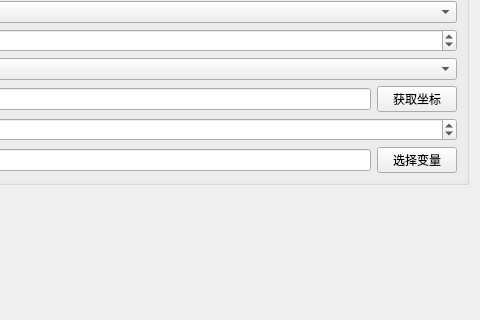
The window that instructions/键鼠/移动鼠标/移动鼠标.ui (714248411/AnClicker) describes before a commit, drawn with Qt 5; both pictures show x 200 to 680 and y 100 to 420 of the 680 by 700 pixel window.
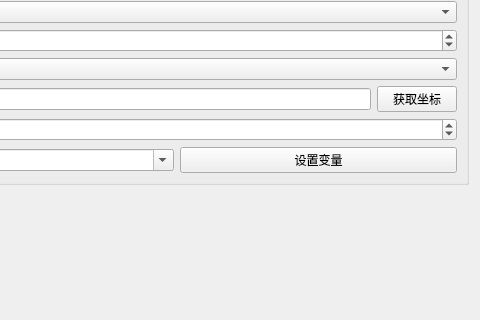
The same window after the commit.

The edit to the form file:
```diff
--- a/instructions/键鼠/移动鼠标/移动鼠标.ui
+++ b/instructions/键鼠/移动鼠标/移动鼠标.ui
@@ -9,7 +9,7 @@
 <item row="3" column="0"><widget class="QLabel" name="parameterLabel_3"><property name="text"><string>随机方式</string></property></widget></item><item row="3" column="1"><widget class="QComboBox" name="parameter_3"><item><property name="text"><string>类型1</string></property></item><item><property name="text"><string>类型2</string></property></item><property name="currentIndex"><number>0</number></property></widget></item>
 <item row="4" column="0"><widget class="QLabel" name="parameterLabel_4"><property name="text"><string>目标坐标 x,y</string></property></widget></item><item row="4" column="1"><widget class="QWidget" name="parameterContainer_4" native="true"><layout class="QHBoxLayout" name="parameterLayout_4"><property name="leftMargin"><number>0</number></property><property name="topMargin"><number>0</number></property><property name="rightMargin"><number>0</number></property><property name="bottomMargin"><number>0</number></property><item><widget class="QLineEdit" name="parameter_4"><property name="text"><string>0,0</string></property></widget></item><item><widget class="QPushButton" name="auxiliary_4"><property name="text"><string>获取坐标</string></property></widget></item></layout></widget></item>
 <item row="5" column="0"><widget class="QLabel" name="parameterLabel_5"><property name="text"><string>持续秒数</string></property></widget></item><item row="5" column="1"><widget class="QDoubleSpinBox" name="parameter_5"><property name="decimals"><number>4</number></property><property name="minimum"><double>0.000000</double></property><property name="maximum"><double>3600.000000</double></property><property name="value"><double>0.200000</double></property></widget></item>
-<item row="6" column="0"><widget class="QLabel" name="parameterLabel_6"><property name="text"><string>坐标变量</string></property></widget></item><item row="6" column="1"><widget class="QWidget" name="parameterContainer_6" native="true"><layout class="QHBoxLayout" name="parameterLayout_6"><property name="leftMargin"><number>0</number></property><property name="topMargin"><number>0</number></property><property name="rightMargin"><number>0</number></property><property name="bottomMargin"><number>0</number></property><item><widget class="QLineEdit" name="parameter_6"><property name="text"><string></string></property></widget></item><item><widget class="QPushButton" name="auxiliary_6"><property name="text"><string>选择变量</string></property></widget></item></layout></widget></item></layout></widget></item>
+<item row="6" column="0"><widget class="QLabel" name="parameterLabel_6"><property name="text"><string>坐标变量</string></property></widget></item><item row="6" column="1"><widget class="QWidget" name="parameterContainer_6" native="true"><layout class="QHBoxLayout" name="parameterLayout_6"><property name="leftMargin"><number>0</number></property><property name="topMargin"><number>0</number></property><property name="rightMargin"><number>0</number></property><property name="bottomMargin"><number>0</number></property><item><widget class="QComboBox" name="parameter_6"><property name="editable"><bool>true</bool></property><item><property name="text"><string></string></property></item></widget></item><item><widget class="QPushButton" name="auxiliary_6"><property name="text"><string>设置变量</string></property></widget></item></layout></widget></item></layout></widget></item>
 <item><spacer name="verticalSpacer"><property name="orientation"><enum>Qt::Vertical</enum></property><property name="sizeHint" stdset="0"><size><width>20</width><height>20</height></size></property></spacer></item>
 <item><widget class="QGroupBox" name="commonGroupBox"><property name="title"><string>通用参数</string></property><layout class="QFormLayout" name="commonFormLayout">
 <item row="0" column="0"><widget class="QLabel" name="repeatLabel"><property name="text"><string>重复次数</string></property></widget></item><item row="0" column="1"><widget class="QSpinBox" name="repeatSpinBox"><property name="minimum"><number>1</number></property><property name="maximum"><number>999999</number></property><property name="value"><number>1</number></property></widget></item>
```
